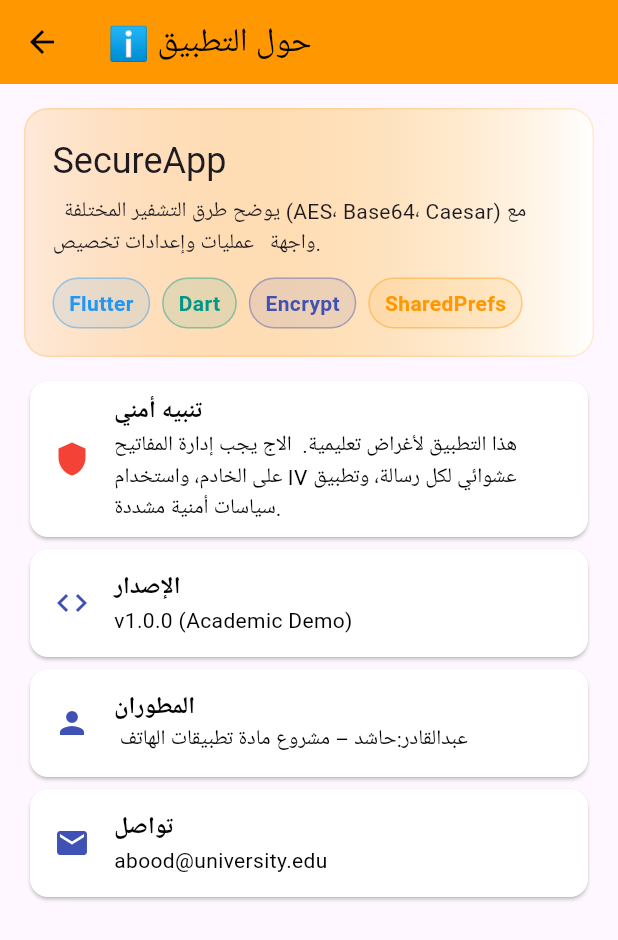
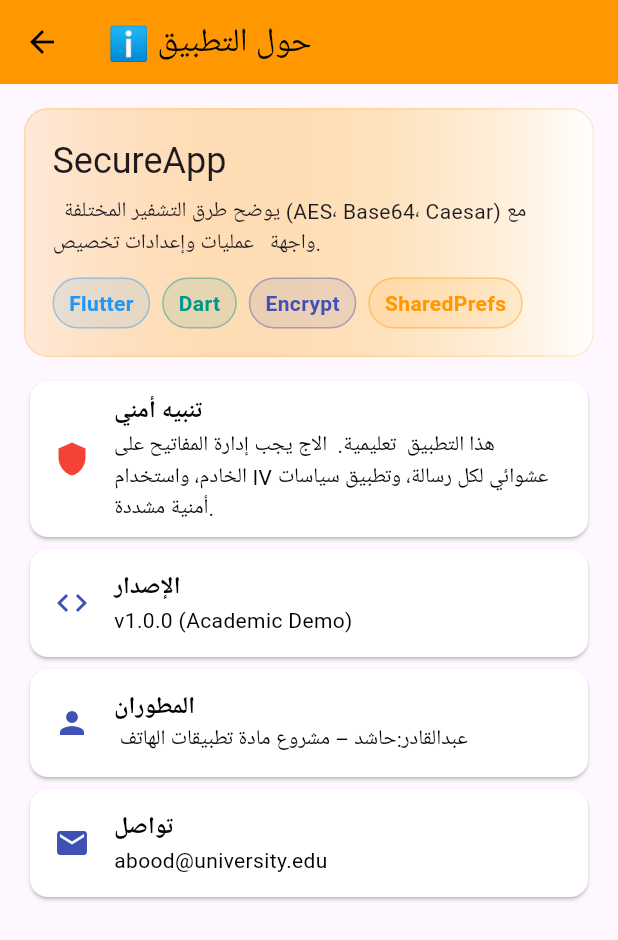
Before and after one commit to hashedalmaswi/my-project, a Flutter app: the AboutPage screen opened directly, on a phone screen of 412 x 824 dp. Shown: the top 940 px of the screen. Run offline on Flutter 3.47's test engine with Material 3 defaults, Android fonts, the phone set to English and light mode, and no system bars; our stand-ins replace shared_preferences; missing offline and left inert: encrypt; accounts and stored records are empty.

```diff
--- a/lib/about_page.dart
+++ b/lib/about_page.dart
@@ -69,7 +69,7 @@ class AboutPage extends StatelessWidget {
           ),
           const SizedBox(height: 12),
           _tile(Icons.shield, 'تنبيه أمني',
-              'هذا التطبيق لأغراض تعليمية.  الاج يجب إدارة المفاتيح على الخادم، واستخدام IV عشوائي لكل رسالة، وتطبيق سياسات أمنية مشددة.',
+              'هذا التطبيق  تعليمية.  الاج يجب إدارة المفاتيح على الخادم، واستخدام IV عشوائي لكل رسالة، وتطبيق سياسات أمنية مشددة.',
               color: Colors.red),
           _tile(Icons.code, 'الإصدار', 'v1.0.0 (Academic Demo)'),
           _tile(Icons.person, 'المطوران', ' عبدالقادر:حاشد – مشروع مادة تطبيقات الهاتف'),
```
